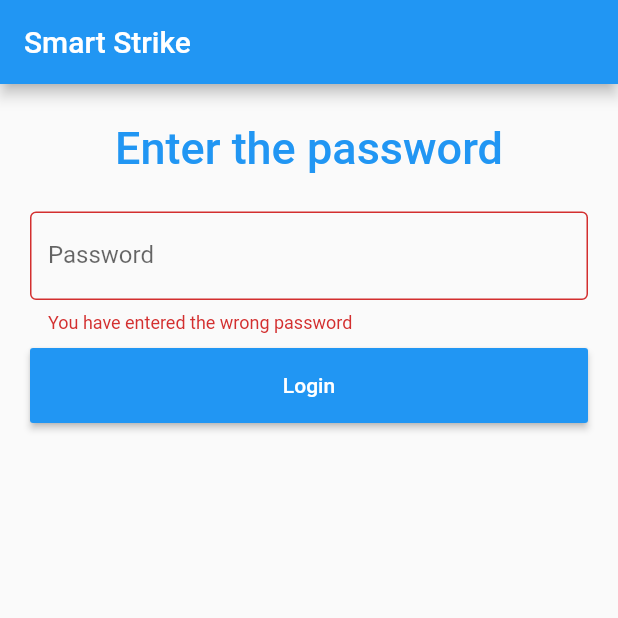
After one commit to arch-anes/smart-strike, a Flutter app: the screen it shows after launch, after a tap on "Login", on a phone screen of 412 x 824 dp, the top half of it. The commit adds this screen. Run offline on Flutter 3.47's test engine with Material 2 defaults, Android fonts, the phone set to English and light mode, and no system bars; our stand-ins replace flutter_modular, localstorage; network calls fail.

Commit message:
Add client authentication

```diff
--- /dev/null
+++ b/client/lib/app_widget.dart
@@ -0,0 +1,28 @@
+import 'package:flutter/material.dart';
+import 'package:flutter_modular/flutter_modular.dart';
+
+import 'login_page.dart';
+import 'login_service.dart';
+import 'strike_page.dart';
+
+class AppWidget extends StatelessWidget {
+  final loginService = Modular.get<LoginService>();
+
+  @override
+  Widget build(BuildContext context) {
+    return MaterialApp(
+      home: Scaffold(
+        appBar: AppBar(
+          title: Text('Smart Strike'),
+        ),
+        body: ValueListenableBuilder(
+            valueListenable: loginService.isLoggedIn,
+            builder: (BuildContext context, bool isLoggedIn, Widget child) {
+              return isLoggedIn
+                  ? StrikePage().build(context)
+                  : LoginPage().build(context);
+            }),
+      ),
+    );
+  }
+}
--- /dev/null
+++ b/client/lib/env.dart
@@ -0,0 +1 @@
+const SERVER_URL = String.fromEnvironment('SERVER_URL');
--- /dev/null
+++ b/client/lib/login_page.dart
@@ -0,0 +1,58 @@
+import 'package:flutter/material.dart';
+import 'package:flutter_modular/flutter_modular.dart';
+
+import 'login_service.dart';
+
+class LoginPage extends StatelessWidget {
+  final loginService = Modular.get<LoginService>();
+
+  final TextEditingController _passwordController = TextEditingController();
+  final passwordError = ValueNotifier<String>(null);
+
+  @override
+  Widget build(BuildContext context) {
+    return Padding(
+        padding: EdgeInsets.all(10),
+        child: ListView(children: <Widget>[
+          Container(
+              alignment: Alignment.center,
+              padding: EdgeInsets.all(15),
+              child: Text(
+                'Enter the password',
+                style: TextStyle(
+                    color: Colors.blue,
+                    fontWeight: FontWeight.w500,
+                    fontSize: 30),
+              )),
+          Container(
+              padding: EdgeInsets.fromLTRB(10, 10, 10, 0),
+              child: ValueListenableBuilder(
+                  valueListenable: passwordError,
+                  builder: (BuildContext context, String error, Widget child) =>
+                      TextField(
+                        obscureText: true,
+                        controller: _passwordController,
+                        decoration: InputDecoration(
+                            border: OutlineInputBorder(),
+                            labelText: 'Password',
+                            errorText: error),
+                      ))),
+          Container(
+              height: 50,
+              margin: EdgeInsets.fromLTRB(0, 10, 0, 0),
+              padding: EdgeInsets.fromLTRB(10, 0, 10, 0),
+              child: RaisedButton(
+                textColor: Colors.white,
+                color: Colors.blue,
+                child: Text('Login'),
+                onPressed: () async {
+                  passwordError.value = null;
+                  final success =
+                      await loginService.tryLogin(_passwordController.text);
+                  passwordError.value =
+                      success ? null : "You have entered the wrong password";
+                },
+              )),
+        ]));
+  }
+}
--- /dev/null
+++ b/client/lib/login_service.dart
@@ -0,0 +1,66 @@
+import 'package:flutter/foundation.dart';
+import 'package:http/http.dart' as http;
+import 'dart:convert' as convert;
+import 'package:localstorage/localstorage.dart';
+
+import 'env.dart';
+
+class LoginService {
+  static const TOKEN_KEY = "token";
+  static const URL = '$SERVER_URL/auth';
+
+  final localStorage = LocalStorage('login');
+  final isLoggedIn = ValueNotifier(false);
+
+  String __token;
+
+  LoginService() {
+    init();
+  }
+
+  init() async {
+    await localStorage.ready;
+    _token = localStorage.getItem(TOKEN_KEY);
+    if (token != null) await _refreshToken();
+  }
+
+  get token {
+    return __token;
+  }
+
+  set _token(value) {
+    __token = value;
+    isLoggedIn.value = value != null;
+    localStorage.setItem(TOKEN_KEY, value);
+  }
+
+  Map<String, String> get authHeaders {
+    return {"Authorization": "Bearer $token"};
+  }
+
+  tryLogin(String password) async {
+    try {
+      var response = await http.post(URL, body: {'password': password});
+      var jsonResponse = convert.jsonDecode(response.body);
+      _token = jsonResponse['token'];
+      return true;
+    } catch (e) {
+      disconnect();
+      return false;
+    }
+  }
+
+  disconnect() {
+    _token = null;
+  }
+
+  _refreshToken() async {
+    try {
+      var response = await http.get(URL, headers: authHeaders);
+      var jsonResponse = convert.jsonDecode(response.body);
+      _token = jsonResponse['token'];
+    } catch (e) {
+      disconnect();
+    }
+  }
+}
--- a/client/lib/striker.dart
+++ /dev/null
@@ -1,9 +0,0 @@
-import 'package:http/http.dart' as http;
-
-class Striker {
-  static final url = 'http://localhost:3000/striker';
-
-  static void strike() {
-    http.post(url);
-  }
-}
--- a/client/pubspec.yaml
+++ b/client/pubspec.yaml
@@ -29,6 +29,10 @@ dependencies:
     cupertino_icons: ^0.1.3
 
     http: ^0.12.2
+
+    flutter_modular: ^2.0.0+1
+
+    localstorage: ^3.0.2+5
 
 dev_dependencies:
     flutter_test:
```
Also changed, not shown: client/lib/app_module.dart (added, +20 -0 lines), client/lib/main.dart (+3 -34 lines), client/lib/strike_page.dart (added, +17 -0 lines), client/lib/strike_service.dart (added, +21 -0 lines), client/lib/timeout_button.dart (added, +45 -0 lines), client/pubspec.lock.
